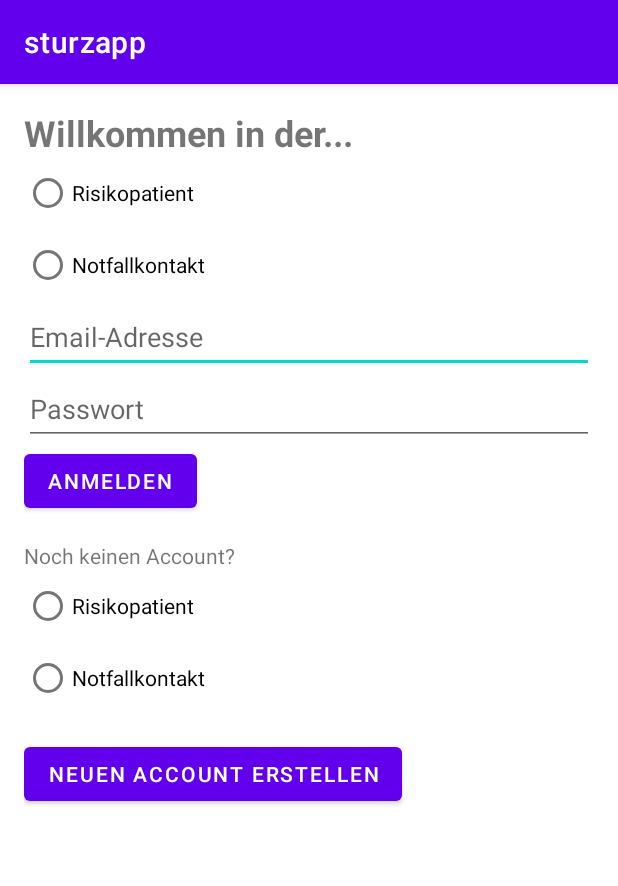
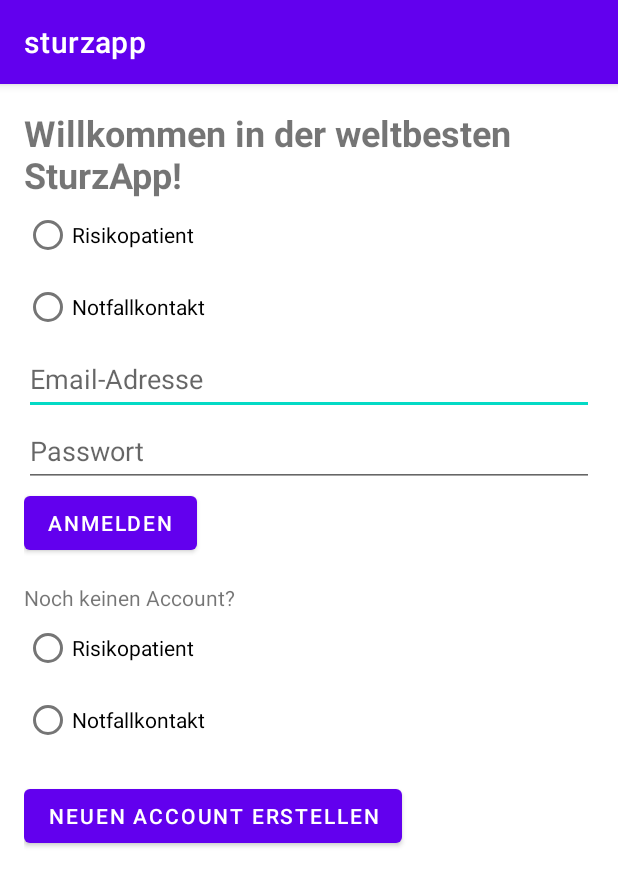
Before and after one commit to PhilippWeinhandl16/sturzapp, an Android app: the screen it shows after launch (MainActivity), on a phone screen of 412 x 824 dp. Shown: the top 886 px of the screen. Run offline under Robolectric (Android 15) with nearby library versions, the phone set to English and light mode, and no system bars.

Commit message:
textänderung

```diff
--- a/app/src/main/res/layout/activity_main.xml
+++ b/app/src/main/res/layout/activity_main.xml
@@ -10,7 +10,7 @@
         android:id="@+id/textView_willkommenstext"
         android:layout_width="wrap_content"
         android:layout_height="wrap_content"
-        android:text="Willkommen in der..."
+        android:text="Willkommen in der weltbesten SturzApp!"
         android:textSize="24sp"
         android:textStyle="bold" />
 
```
